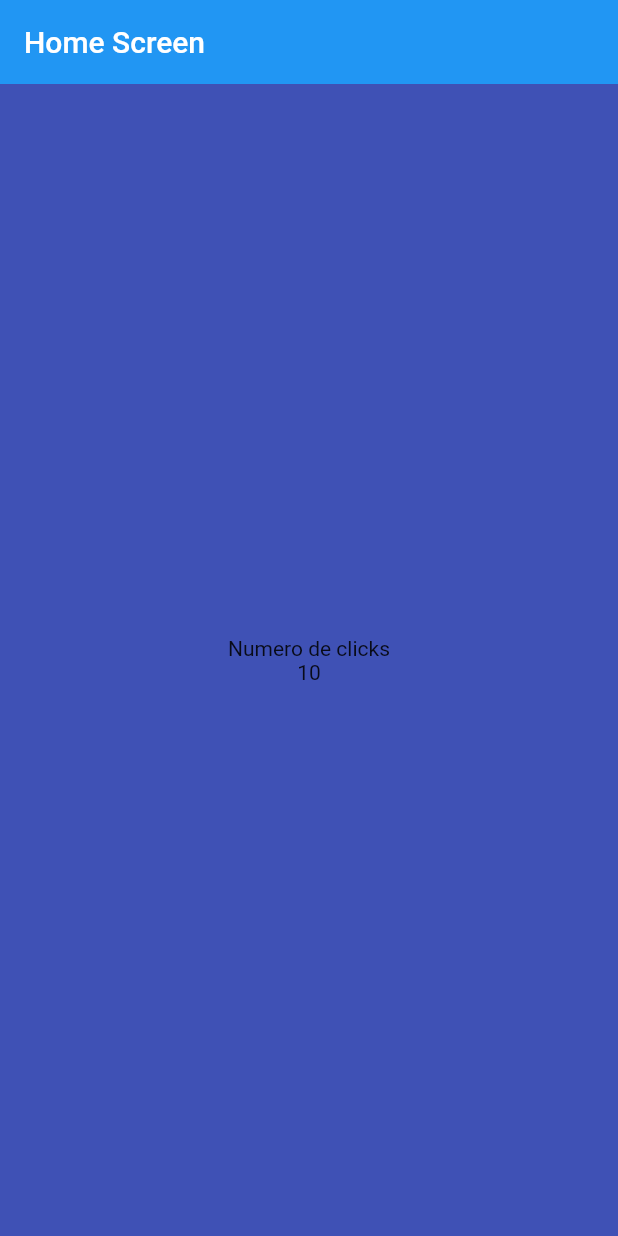
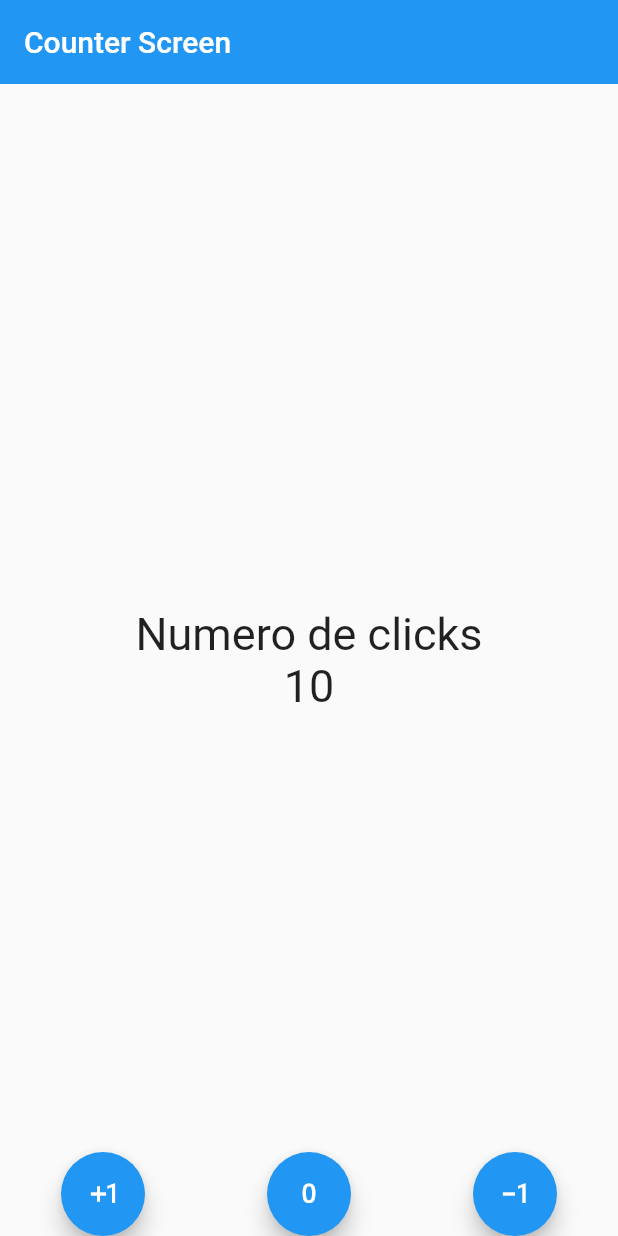
Before and after one commit to agustinruiz/flutter, a Flutter app: the screen it shows after launch, on a phone screen of 412 x 824 dp. Run offline on Flutter 3.47's test engine with Material 2 defaults, Android fonts, the phone set to English and light mode, and no system bars.

Commit message:
Adding state, buttons and actions to the counter screen

```diff
--- a/my_app/lib/main.dart
+++ b/my_app/lib/main.dart
@@ -1,7 +1,8 @@
 //import 'package:flutter/cupertino.dart'; cupertino son libreria mas personalizadas para IOS pero anda igual que material
 import 'package:flutter/material.dart';
 
-import 'package:my_app/screens/home_screen.dart';
+//import 'package:my_app/screens/home_screen.dart';
+import 'package:my_app/screens/counter_screen.dart';
 
 // Funcion principal por la cual comienza mi programa
 void main(){
@@ -24,7 +25,8 @@ class MyApp extends StatelessWidget {
     // Se aconseja que sea el padre o el ancestro mas alto el que tenga la palabra const. el resto lo hereda
     return const MaterialApp( // tengo que devolver el widget a mostrar que es un encadenamiento de widgets
       debugShowCheckedModeBanner: false, // para sacar el banner de debug
-      home: HomeScreen()
+//      home: HomeScreen()
+      home: CounterScreen()
     );
   }
 }
--- /dev/null
+++ b/my_app/lib/screens/counter_screen.dart
@@ -0,0 +1,86 @@
+
+import 'package:flutter/material.dart';
+
+class CounterScreen extends StatefulWidget{
+  // El key es algo que me sirve para identificar este widget dentro del contexto
+  const CounterScreen({Key? key}) : super(key: key);
+
+  // El satefulwidget en lugar del metodo build tiene la creacion del estado. El cual regresa inmediatamente
+  // Una nueva instancia de _CounterScreenState
+  @override
+  State<CounterScreen> createState() => _CounterScreenState();
+}
+
+class _CounterScreenState extends State<CounterScreen> {
+
+  // Para que se tome esta variable como de estado tiene que ser una propiedad de la clase.
+  int counter = 10;
+
+  @override
+  Widget build(BuildContext context) {
+    const fontSize30 = TextStyle(fontSize: 30,);
+
+    // el build context es todo mi arbol de widgets. en este punto conoce toda la decendencia hasta este punto
+    return Scaffold(
+      //backgroundColor: Colors.indigo,
+      // El appBar no puede ser constante ya que va a variar durante la ejecucion de la aplicacion
+      // Por lo tanto sus padres tampoco
+      appBar: AppBar(
+        title: const Text('Counter Screen'),
+        elevation: 0,
+      ), // Necesita que se le pase un widget especial (PreferredSizedWidget)
+      // Si quiero colocar mas de un hijo en este widget tengo que colocar otro widget que me permita agruparlos en orden
+      // en este caso el widget column me permite agregarlos uno abajo del otro
+      body: Center(
+        child: Column(
+          mainAxisAlignment: MainAxisAlignment.center, // Para centrarlo de manera vertical
+          //crossAxisAlignment: CrossAxisAlignment.center, // Es para alinear los hijos relativamente al widget de mayor tamano
+          children: <Widget>[ // Le estoy diciendo que tiene que ser un listado de widgets constantes
+            const Text('Numero de clicks', style: fontSize30),
+            Text('$counter', style: fontSize30)
+          ],
+        ),
+      ),
+
+      // Construccion de los botones
+      floatingActionButtonLocation: FloatingActionButtonLocation.centerDocked,
+      floatingActionButton: Row(
+        mainAxisAlignment: MainAxisAlignment.spaceAround,
+        children: [ // el row recibe una lista de widgets como childrens
+          FloatingActionButton(
+            child: const Icon(Icons.exposure_plus_1_outlined),
+            onPressed: () {
+              counter++;
+              // Esta funcion le dice al framework que un estado cambio y tiene que redibujar el widget de nuevo
+              setState(() {}); // Recibe una funcion que a veces se usa para ubicar los cambios de estado
+            }
+          ),
+
+          // Una forma de separar los iconos es agregar un widget de separacion
+          //const SizedBox(width: 20,),
+
+          FloatingActionButton(
+            child: const Icon(Icons.exposure_zero_outlined),
+            onPressed: () {
+              counter = 0;
+              // Esta funcion le dice al framework que un estado cambio y tiene que redibujar el widget de nuevo
+              setState(() {}); // Recibe una funcion que a veces se usa para ubicar los cambios de estado
+            }
+          ),
+
+          // Una forma de separar los iconos es agregar un widget de separacion
+          //const SizedBox(width: 20,),
+
+          FloatingActionButton(
+            child: const Icon(Icons.exposure_minus_1_outlined),
+            onPressed: () {
+              counter--;
+              // Esta funcion le dice al framework que un estado cambio y tiene que redibujar el widget de nuevo
+              setState(() {}); // Recibe una funcion que a veces se usa para ubicar los cambios de estado
+            }
+          ),
+        ],
+      ),
+    );
+  }
+}
--- a/my_app/lib/screens/home_screen.dart
+++ b/my_app/lib/screens/home_screen.dart
@@ -7,9 +7,15 @@ class HomeScreen extends StatelessWidget{
 
   @override
   Widget build(BuildContext context) {
+    const fontSize30 = TextStyle(fontSize: 30,);
+
+    // El sateless widget no renderiza de nuevo cuando cambia algun estado.
+    // Si agrego una variable de estado tengo que usar un statefulwidget
+    int counter = 10;
+
     // el build context es todo mi arbol de widgets. en este punto conoce toda la decendencia hasta este punto
     return Scaffold(
-      backgroundColor: Colors.indigo,
+      //backgroundColor: Colors.indigo,
       // El appBar no puede ser constante ya que va a variar durante la ejecucion de la aplicacion
       // Por lo tanto sus padres tampoco
       appBar: AppBar(
@@ -22,11 +28,20 @@ class HomeScreen extends StatelessWidget{
         child: Column(
           mainAxisAlignment: MainAxisAlignment.center, // Para centrarlo de manera vertical
           //crossAxisAlignment: CrossAxisAlignment.center, // Es para alinear los hijos relativamente al widget de mayor tamano
-          children: const <Widget>[
-            Text('Numero de clicks'),
-            Text('10')
+          children: <Widget>[ // Le estoy diciendo que tiene que ser un listado de widgets constantes
+            const Text('Numero de clicks', style: fontSize30),
+            Text('$counter', style: fontSize30)
           ],
         ),
+      ),
+      floatingActionButtonLocation: FloatingActionButtonLocation.miniEndFloat,
+      floatingActionButton: FloatingActionButton(
+        child: const Icon(Icons.add),
+        onPressed: () {
+          counter++;
+          print('Hola Mundo: $counter');
+
+        }
       ),
     );
   }
```
